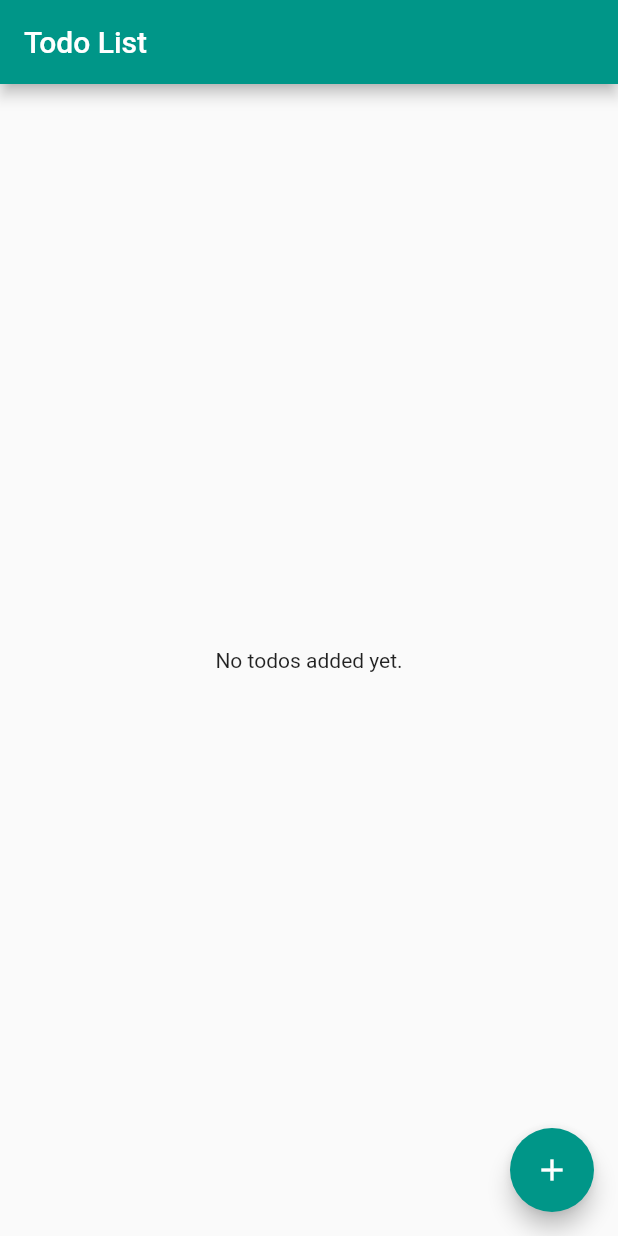
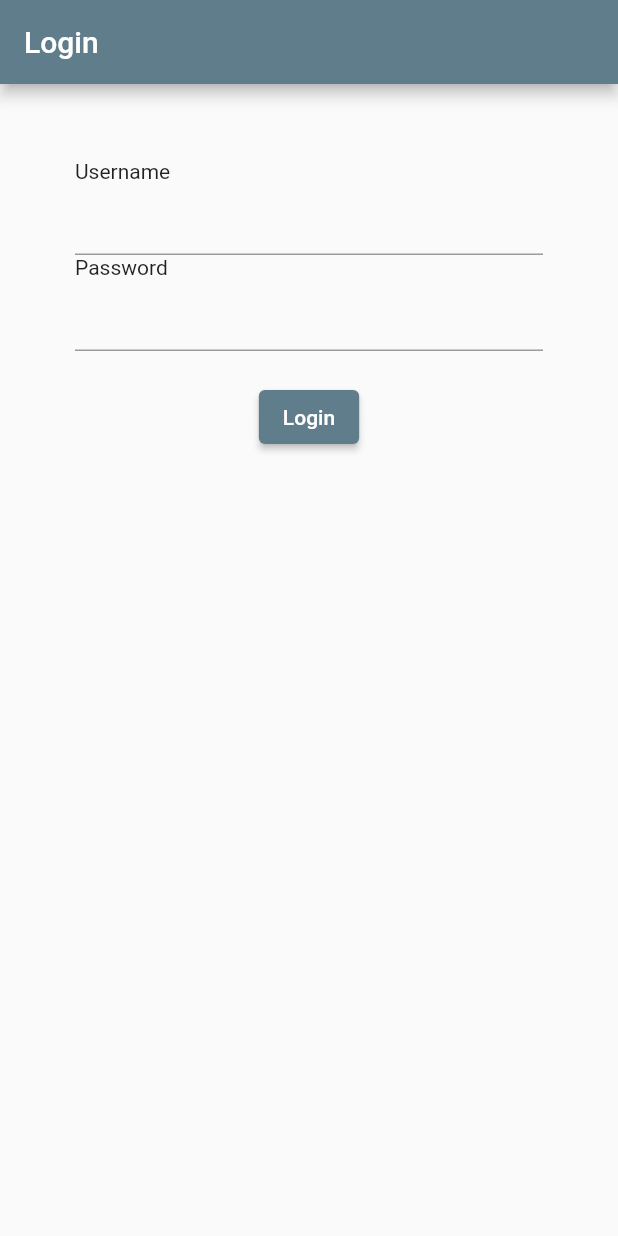
Before and after one commit to aihdeveloper/todo_flutter, a Flutter app: the screen it shows after launch, on a phone screen of 412 x 824 dp. Run offline on Flutter 3.47's test engine with Material 2 defaults, Android fonts, the phone set to English and light mode, and no system bars; our stand-ins replace math_expressions.

Commit message:
more pages added

```diff
--- a/lib/main.dart
+++ b/lib/main.dart
@@ -14,7 +14,7 @@ class MyApp extends StatelessWidget {
     return MaterialApp(
       title: 'Flutter Demo',
       theme: ThemeData(
-        primarySwatch: Colors.teal,
+        primarySwatch: Colors.blueGrey,
       ),
       home: DashBoard(),
     );
--- a/lib/screens/dashboard.dart
+++ b/lib/screens/dashboard.dart
@@ -1,4 +1,6 @@
 import 'package:flutter/material.dart';
+import 'package:todo_flutter/screens/calculator.dart';
+import 'package:todo_flutter/screens/login_screen.dart';
 import 'package:todo_flutter/screens/todo_list_screen.dart';
 
 class DashBoard extends StatefulWidget {
@@ -11,6 +13,7 @@ class DashBoard extends StatefulWidget {
 class _DashBoardState extends State<DashBoard> {
   @override
   Widget build(BuildContext context) {
-    return TodoListScreen();
+    // return TodoListScreen();
+    return LoginScreen();
   }
 }
--- /dev/null
+++ b/lib/screens/login_screen.dart
@@ -0,0 +1,38 @@
+import 'package:flutter/material.dart';
+
+class LoginScreen extends StatelessWidget {
+  LoginScreen({Key? key}) : super(key: key);
+
+  final TextEditingController _usernameController = TextEditingController();
+  final TextEditingController _passowordController = TextEditingController();
+
+  @override
+  Widget build(BuildContext context) {
+    return Scaffold(
+      appBar: AppBar(
+        title: Text('Login'),
+      ),
+      body: Padding(
+        padding: EdgeInsets.all(50.0),
+        child: Column(
+          crossAxisAlignment: CrossAxisAlignment.start,
+          children: [
+            Text('Username'),
+            TextField(
+              controller: _usernameController,
+            ),
+            Text('Password'),
+            TextField(
+              controller: _passowordController,
+            ),
+            SizedBox(
+              height: 20,
+            ),
+            Center(
+                child: ElevatedButton(onPressed: () {}, child: Text('Login')))
+          ],
+        ),
+      ),
+    );
+  }
+}
--- a/pubspec.yaml
+++ b/pubspec.yaml
@@ -34,6 +34,8 @@ dependencies:
   # The following adds the Cupertino Icons font to your application.
   # Use with the CupertinoIcons class for iOS style icons.
   cupertino_icons: ^1.0.2
+  math_expressions: ^2.3.0
+  sqflite: ^2.0.2
 
 dev_dependencies:
   flutter_test:
```
Also changed, not shown: lib/screens/calculator.dart (added, +191 -0 lines), lib/widgets/calc_button.dart (added, +38 -0 lines), lib/utils/database.dart (added), pubspec.lock, 3 other files.
